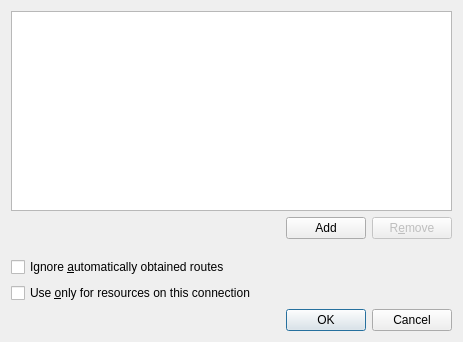
KDE/networkmanagement, file connection-editor/ui/ipv4routes.ui: the form before one commit.
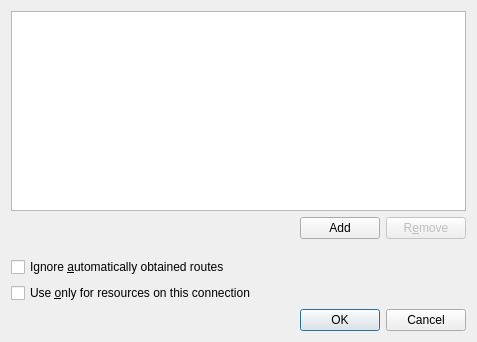
The form after the commit. Icons and pictures are not drawn.

What changed in the file:
```diff
--- a/connection-editor/ui/ipv4routes.ui
+++ b/connection-editor/ui/ipv4routes.ui
@@ -6,7 +6,7 @@
    <rect>
     <x>0</x>
     <y>0</y>
-    <width>463</width>
+    <width>477</width>
     <height>342</height>
    </rect>
   </property>
```
Left out of the diff: 8 changed lines with no effect on the pictures.
